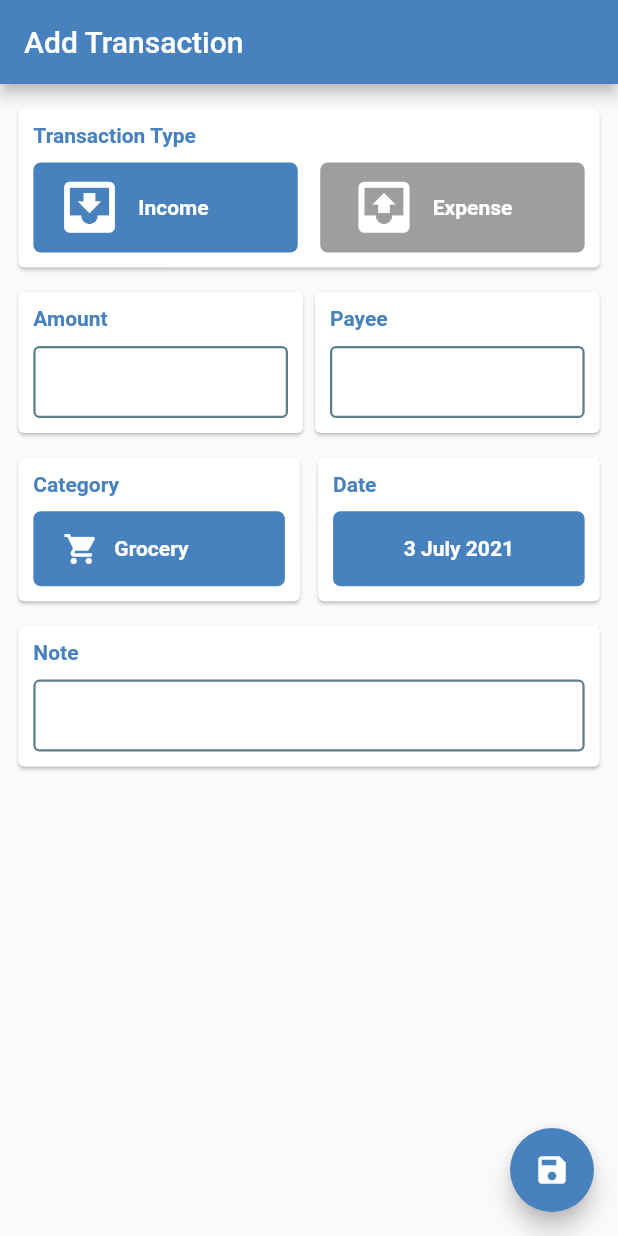
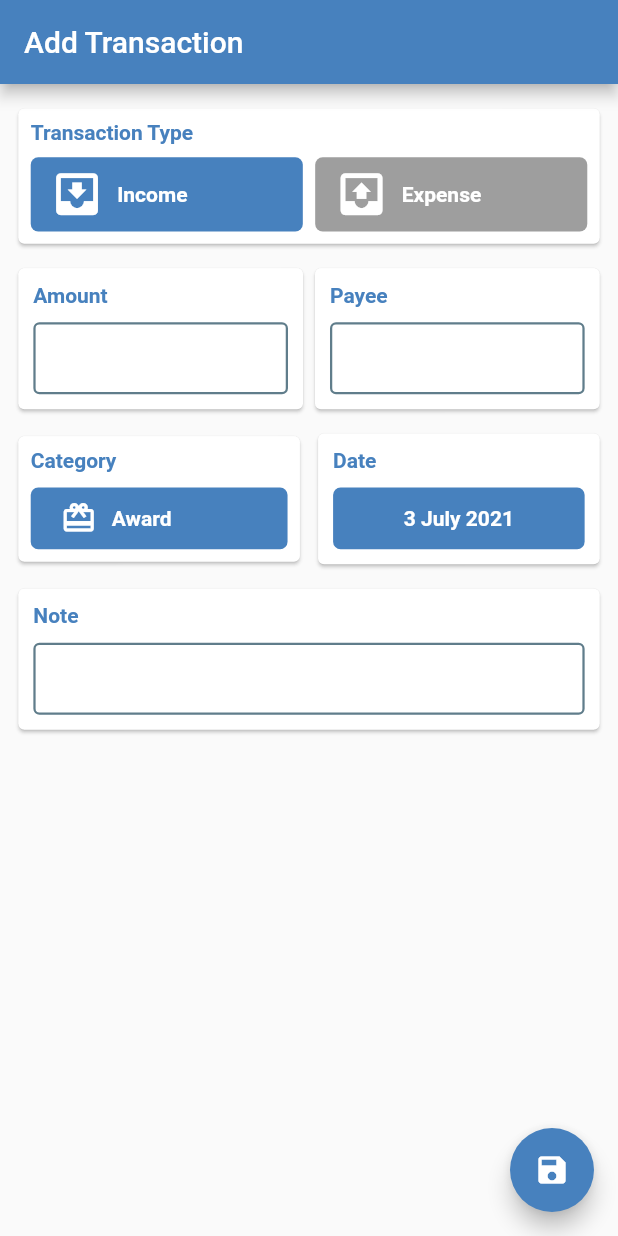
Before and after one commit to baselkorj/okonomi, a Flutter app: the screen it shows after launch, on a phone screen of 412 x 824 dp. Run offline on Flutter 3.47's test engine with Material 2 defaults, Android fonts, the phone set to English and light mode, and no system bars; our stand-ins replace hive, hive_flutter; accounts and stored records are empty.

Commit message:
bug fixes, work on add transaction page

```diff
--- /dev/null
+++ b/lib/boxes.dart
@@ -0,0 +1,8 @@
+import 'package:hive/hive.dart';
+import 'package:okonomi/models/db.dart';
+
+class Boxes {
+  static Box<Transaction> getTransactions() =>
+      Hive.box<Transaction>('transactions');
+  static Box<Account> getAccounts() => Hive.box<Account>('accounts');
+}
--- a/lib/models/db.dart
+++ b/lib/models/db.dart
@@ -1,8 +1,21 @@
 import 'package:hive/hive.dart';
 part 'db.g.dart';
 
+// Accounts
+@HiveType(typeId: 0)
+class Account extends HiveObject {
+  @HiveField(1)
+  late String name;
+
+  @HiveField(2)
+  late String currency;
+
+  @HiveField(3)
+  late String type;
+}
+
 // Transactions
-@HiveType(typeId: 0)
+@HiveType(typeId: 1)
 class Transaction extends HiveObject {
   @HiveField(0)
   late String payee;
@@ -22,5 +35,6 @@ class Transaction extends HiveObject {
   @HiveField(5)
   late double amount;
 
+  @HiveField(6)
   late DateTime dateTime;
 }
--- a/lib/screens/transaction.dart
+++ b/lib/screens/transaction.dart
@@ -1,7 +1,9 @@
 import 'package:flutter/material.dart';
 import 'package:flutter/services.dart';
+import 'package:okonomi/boxes.dart';
 import 'package:okonomi/models/categories.dart';
 import 'package:okonomi/models/colors.dart';
+import 'package:okonomi/models/db.dart';
 
 class AddTransaction extends StatefulWidget {
   const AddTransaction({Key? key}) : super(key: key);
@@ -13,11 +15,12 @@ class AddTransaction extends StatefulWidget {
 final _formKey = GlobalKey<FormState>();
 
 class _AddTransactionState extends State<AddTransaction> {
+  int _category = 0;
   int _type = 0;
-  int _amount = 0;
-  String _name = '';
+  String _amount = '';
+  String _currency = 'OMR';
   String _payee = '';
-  String _category = '';
+  String _note = '';
   Color _color = color1;
   DateTime _dateTime = DateTime.now();
 
@@ -68,7 +71,7 @@ class _AddTransactionState extends State<AddTransaction> {
             // Transaction Type
             Card(
               child: Padding(
-                padding: EdgeInsets.all(10),
+                padding: EdgeInsets.all(height * 0.01),
                 child: Column(
                   crossAxisAlignment: CrossAxisAlignment.start,
                   children: [
@@ -77,7 +80,7 @@ class _AddTransactionState extends State<AddTransaction> {
                       style:
                           TextStyle(color: _color, fontWeight: FontWeight.w700),
                     ),
-                    SizedBox(height: 10),
+                    SizedBox(height: height * 0.01),
                     Row(
                       mainAxisAlignment: MainAxisAlignment.spaceAround,
                       children: [
@@ -86,22 +89,23 @@ class _AddTransactionState extends State<AddTransaction> {
                             onTap: () {
                               setState(() {
                                 _type = 0;
+                                _category = 0;
                               });
                             },
                             child: Container(
-                              height: 60,
+                              height: height * 0.06,
                               decoration: BoxDecoration(
                                   color: _type == 0 ? color2 : Colors.grey,
                                   borderRadius: BorderRadius.circular(5)),
                               child: Row(
                                 children: [
-                                  SizedBox(width: 15),
+                                  SizedBox(width: height * 0.015),
                                   Icon(
                                     Icons.move_to_inbox,
                                     color: Colors.white,
-                                    size: 45,
+                                    size: height * 0.045,
                                   ),
-                                  SizedBox(width: 10),
+                                  SizedBox(width: height * 0.01),
                                   Text(
                                     'Income',
                                     style: TextStyle(
@@ -113,28 +117,29 @@ class _AddTransactionState extends State<AddTransaction> {
                             ),
                           ),
                         ),
-                        SizedBox(width: 15),
+                        SizedBox(width: height * 0.01),
                         Expanded(
                           child: InkWell(
                             onTap: () {
                               setState(() {
                                 _type = 1;
+                                _category = 0;
                               });
                             },
                             child: Container(
-                              height: 60,
+                              height: height * 0.06,
                               decoration: BoxDecoration(
                                   color: _type == 1 ? color1 : Colors.grey,
                                   borderRadius: BorderRadius.circular(5)),
                               child: Row(
                                 children: [
-                                  SizedBox(width: 20),
+                                  SizedBox(width: height * 0.015),
                                   Icon(
                                     Icons.outbox,
                                     color: Colors.white,
-                                    size: 45,
+                                    size: height * 0.045,
                                   ),
-                                  SizedBox(width: 10),
+                                  SizedBox(width: height * 0.01),
                                   Text(
                                     'Expense',
                                     style: TextStyle(
@@ -171,12 +176,27 @@ class _AddTransactionState extends State<AddTransaction> {
                         SizedBox(height: 10),
                         TextFormField(
                             decoration: buildInputDecoration()
-                                .copyWith(prefixText: 'OMR  '),
-                            keyboardType: TextInputType.number,
+                                .copyWith(prefixText: '${_currency}  '),
+                            inputFormatters: [
+                              FilteringTextInputFormatter.allow(
+                                  RegExp(r"[0-9.]")),
+                              TextInputFormatter.withFunction(
+                                  (oldValue, newValue) {
+                                try {
+                                  final text = newValue.text;
+                                  if (text.isNotEmpty) double.parse(text);
+                                  return newValue;
+                                } catch (e) {}
+                                return oldValue;
+                              }),
+                            ],
+                            keyboardType: TextInputType.numberWithOptions(
+                              decimal: true,
+                              signed: false,
+                            ),
                             maxLength: 6,
                             validator: (val) {},
-                            onChanged: (val) =>
-                                setState(() => _amount = val as int)),
+                            onChanged: (val) => setState(() => _amount = val)),
                       ],
                     ),
                   ),
@@ -199,7 +219,7 @@ class _AddTransactionState extends State<AddTransaction> {
                         TextFormField(
                             decoration: buildInputDecoration(),
                             validator: (val) {},
-                            onChanged: (val) => setState(() => _name = val)),
+                            onChanged: (val) => setState(() => _payee = val)),
                       ],
                     ),
                   ),
@@ -214,7 +234,7 @@ class _AddTransactionState extends State<AddTransaction> {
                 Expanded(
                   child: Card(
                     child: Padding(
-                      padding: EdgeInsets.all(10),
+                      padding: EdgeInsets.all(height * 0.01),
                       child: Column(
                         crossAxisAlignment: CrossAxisAlignment.start,
                         children: [
@@ -275,6 +295,13 @@ class _AddTransactionState extends State<AddTransaction> {
                                                               color:
                                                                   Colors.white),
                                                         ),
+                                                        onTap: () {
+                                                          setState(() {
+                                                            _category = index;
+                                                          });
+                                                          Navigator.pop(
+                                                              context);
+                                                        },
                                                       );
                                                     },
                                                   )
@@ -303,34 +330,32 @@ class _AddTransactionState extends State<AddTransaction> {
                                                                         .values
                                                                         .toList()[
                                                                     index],
-                                                              color:
-                                                                  Colors.white),
+                                                                color: Colors
+                                                                    .white),
                                                           ),
-                                                      );
+                                                          onTap: () {
+                                                            setState(() {
+                                                              _category = index;
+                                                            });
+                                                            Navigator.pop(
+                                                                context);
+                                                          });
                                                     },
                                                   )),
                                         actions: <Widget>[
-                                          TextButton(
-                                            child: Text('Cancel'),
-                                            onPressed: () =>
-                                                Navigator.pop(context),
-                                            style: ButtonStyle(
-                                                foregroundColor:
-                                                    MaterialStateProperty.all<
-                                                        Color>(Colors.black54)),
-                                          ),
                                           ElevatedButton(
-                                              child: Text('Yes',
+                                              child: Text('Cancel',
                                                   style: TextStyle(
                                                       color: Colors.white)),
                                               style: ElevatedButton.styleFrom(
                                                   primary: _color),
-                                              onPressed: () async {})
+                                              onPressed: () =>
+                                                  Navigator.pop(context)),
                                         ],
                                       ));
                             },
                             child: Container(
-                              height: 50,
+                              height: height * 0.05,
                               decoration: BoxDecoration(
                                   color: _color,
                                   borderRadius: BorderRadius.circular(5)),
@@ -339,12 +364,18 @@ class _AddTransactionState extends State<AddTransaction> {
                                 children: [
                                   SizedBox(width: 20),
                                   Icon(
-                                    Icons.local_grocery_store,
+                                    _type == 1
+                                        ? expenseCategories.values
+                                            .toList()[_category]
+                                        : incomeCategories.values
+                                            .toList()[_category],
                                     color: Colors.white,
                                   ),
                                   SizedBox(width: 10),
                                   Text(
-                                    'Grocery',
+                                    _type == 1
+                                        ? '${expenseCategories.keys.toList()[_category]}'
+                                        : '${incomeCategories.keys.toList()[_category]}',
                                     style: TextStyle(
                                         color: Colors.white,
                                         fontWeight: FontWeight.w700),
@@ -373,15 +404,23 @@ class _AddTransactionState extends State<AddTransaction> {
                           ),
                           SizedBox(height: 10),
                           InkWell(
-                            onTap: () {
-                              showDatePicker(
+                            onTap: () async {
+                              final DateTime? selectedDate =
+                                  await showDatePicker(
                                       context: context,
-                                  initialDate: DateTime.now(),
+                                      initialDate: _dateTime,
                                       firstDate: DateTime(0),
                                       lastDate: DateTime.now());
+                              if (selectedDate != null &&
+                                  selectedDate != _dateTime)
+                                setState(() {
+                                  _dateTime = selectedDate;
+                                });
+
+                              print(_dateTime);
                             },
                             child: Container(
-                              height: 50,
+                              height: height * 0.05,
                               decoration: BoxDecoration(
                                   color: _color,
                                   borderRadius: BorderRadius.circular(5)),
@@ -425,7 +464,7 @@ class _AddTransactionState extends State<AddTransaction> {
                     TextFormField(
                         decoration: buildInputDecoration(),
                         validator: (val) {},
-                        onChanged: (val) => setState(() => _name = val)),
+                        onChanged: (val) => setState(() => _payee = val)),
                   ],
                 ),
               ),
@@ -434,6 +473,21 @@ class _AddTransactionState extends State<AddTransaction> {
         ),
       ),
     );
+  }
+
+  Future addTransaction(String payee, String account, String category,
+      String note, String type, double amount, DateTime dateTime) async {
+    final transaction = Transaction()
+      ..payee = payee
+      ..account = account
+      ..category = category
+      ..note = note
+      ..type = type
+      ..amount = amount
+      ..dateTime = dateTime;
+
+    final box = Boxes.getTransactions();
+    box.add(transaction);
   }
 
   InputDecoration buildInputDecoration() {
```
Also changed, not shown: lib/screens/home.dart (+0 -14 lines), lib/models/db.g.dart. Lines whose indentation alone changed are shown as unchanged.
